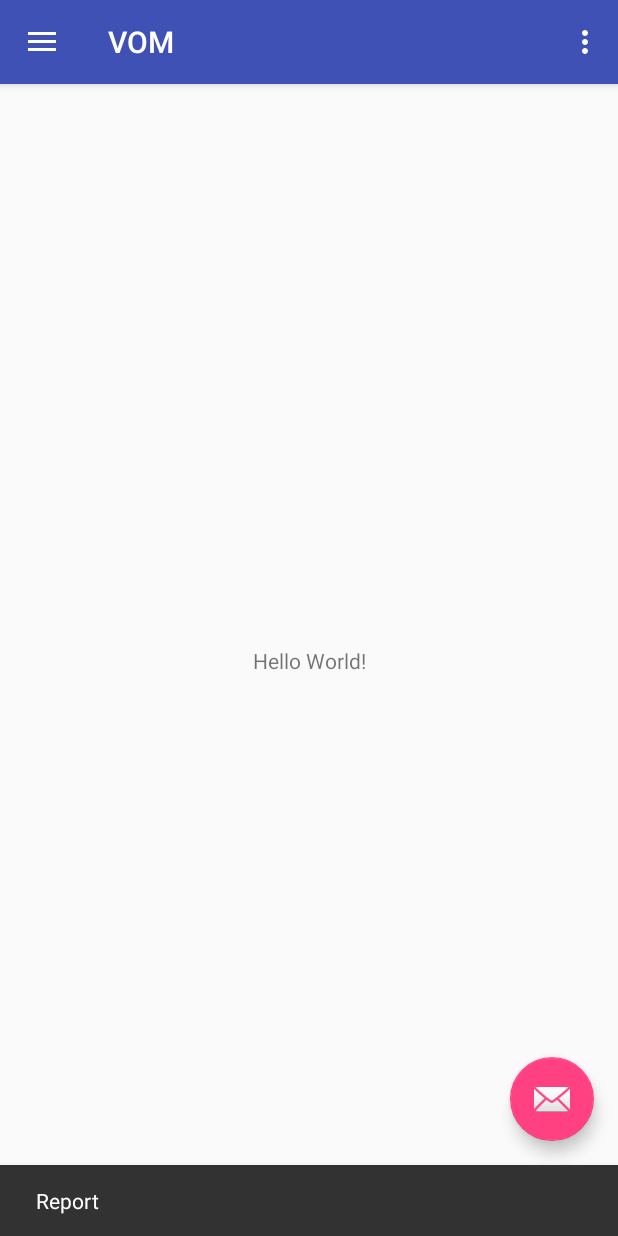
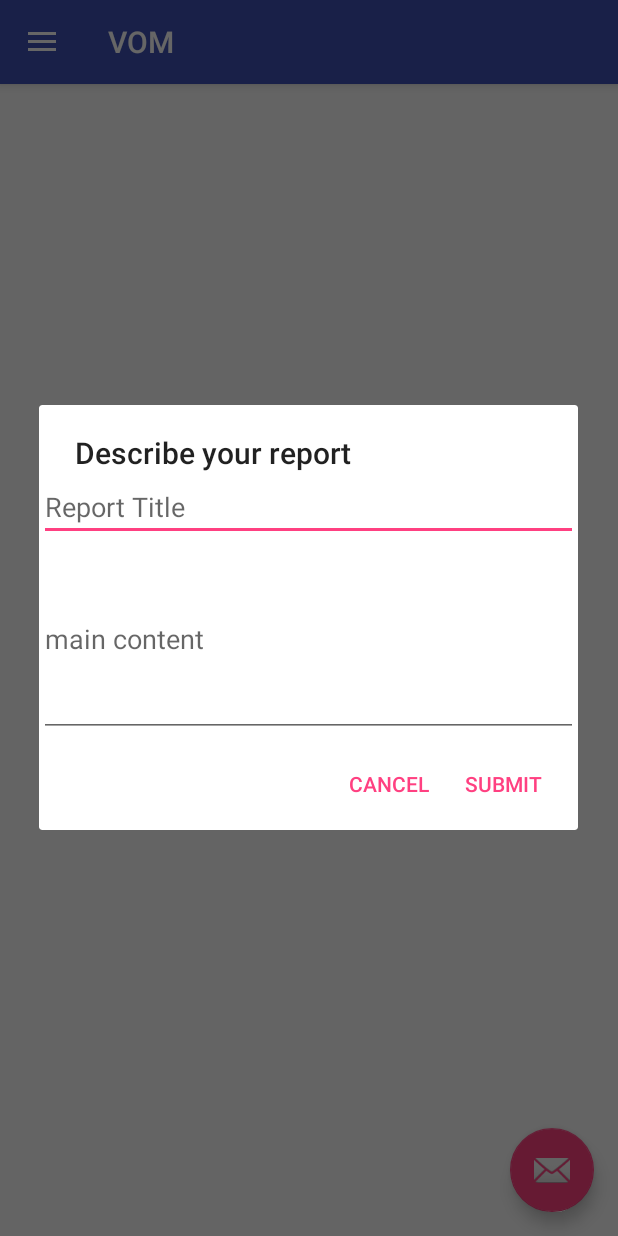
Before and after one commit to KJSCEhack/CodeZilla, an Android app: the screen it shows after launch (MainActivity), after a tap on an icon or button, on a phone screen of 412 x 824 dp. Run offline under Robolectric (Android 15) with nearby library versions, the phone set to English and light mode, and no system bars; libraries missing offline, so code that uses them is left out: com.bugsee.library; 1 statement that could not run was skipped.

Commit message:
Basic Ui creation

```diff
--- /dev/null
+++ b/android/app/src/main/java/com/back/vom/DialogBoxBuilder.java
@@ -0,0 +1,58 @@
+package com.back.vom;
+
+import android.app.Activity;
+import android.content.DialogInterface;
+import android.content.res.Resources;
+import android.support.v7.app.AlertDialog;
+import android.view.View;
+
+/**
+ * The type Dialog box builder.
+ */
+public class DialogBoxBuilder {
+
+    /**
+     * The constant TAG.
+     */
+    private static final String TAG = DialogBoxBuilder.class.getSimpleName();
+
+
+    /**
+     * Create dialog box alert dialog.
+     *
+     * @param activity            the activity
+     * @param title               the title
+     * @param cancelable          the cancelable
+     * @param promptsView         the prompts view
+     * @param positiveButtonTitle the positive button title
+     * @param positiveButton      the positive button
+     * @param neutralButtonTitle  the neutral button title
+     * @param neutralButton       the neutral button
+     * @param negativeButtonTitle the negative button title
+     * @param negativeButton      the negative button
+     * @param resources           the resources
+     * @return the alert dialog
+     */
+    public static AlertDialog createDialogBox(Activity activity, String title, boolean cancelable, View promptsView,
+                                              String positiveButtonTitle, DialogInterface.OnClickListener positiveButton,
+                                              String neutralButtonTitle, DialogInterface.OnClickListener neutralButton,
+                                              String negativeButtonTitle, DialogInterface.OnClickListener negativeButton,
+                                              Resources resources) {
+
+        AlertDialog.Builder alertDialogBuilder = new AlertDialog.Builder(activity);
+        alertDialogBuilder.setView(promptsView);
+        alertDialogBuilder
+                .setTitle(title)
+                .setCancelable(cancelable);
+
+
+        if (negativeButton != null && negativeButtonTitle != null)
+            alertDialogBuilder.setNegativeButton(negativeButtonTitle, negativeButton);
+        if (positiveButton != null && positiveButtonTitle != null)
+            alertDialogBuilder.setPositiveButton(positiveButtonTitle, positiveButton);
+        if (neutralButton != null && neutralButtonTitle != null)
+            alertDialogBuilder.setNeutralButton(neutralButtonTitle, neutralButton);
+
+        return alertDialogBuilder.create(); // this is combined of above 2 lines
+    }
+}
--- /dev/null
+++ b/android/app/src/main/java/com/back/vom/LocationReports.java
@@ -0,0 +1,57 @@
+package com.back.vom;
+
+
+import android.os.Bundle;
+import android.support.annotation.NonNull;
+import android.support.annotation.Nullable;
+import android.support.v4.app.Fragment;
+import android.view.LayoutInflater;
+import android.view.View;
+import android.view.ViewGroup;
+
+/**
+ * The type Sign up step one fragment.
+ */
+public class LocationReports extends Fragment {
+
+    /**
+     * The constant TAG for logs.
+     */
+    private static final String TAG = LocationReports.class.getSimpleName();
+
+    /**
+     * The M view to inflate the fragment view .
+     */
+    private View mView;
+
+    /**
+     * Instantiates a new Sign up step one fragment.
+     */
+    public LocationReports() {
+    }
+
+    /**
+     * This method is used to display the step one fragment for signUp with User id,
+     * Email id & Parent's Phone no.
+     *
+     * @param inflater
+     * @param container
+     * @param savedInstanceState
+     * @return
+     */
+    @Nullable
+    @Override
+    public View onCreateView(@NonNull LayoutInflater inflater, @Nullable final ViewGroup container, @Nullable Bundle savedInstanceState) {
+
+        mView = inflater.inflate(R.layout.locationreports, container, false);
+
+
+        return mView;
+    }
+
+    @Override
+    public void onResume() {
+        super.onResume();
+    }
+
+}
--- a/android/app/src/main/java/com/back/vom/MainActivity.java
+++ b/android/app/src/main/java/com/back/vom/MainActivity.java
@@ -1,5 +1,8 @@
 package com.back.vom;
 
+import android.app.Dialog;
+import android.content.DialogInterface;
+import android.content.res.Resources;
 import android.os.Bundle;
 import android.support.design.widget.FloatingActionButton;
 import android.support.design.widget.NavigationView;
@@ -9,6 +12,7 @@ import android.support.v4.widget.DrawerLayout;
 import android.support.v7.app.ActionBarDrawerToggle;
 import android.support.v7.app.AppCompatActivity;
 import android.support.v7.widget.Toolbar;
+import android.view.LayoutInflater;
 import android.view.Menu;
 import android.view.MenuItem;
 import android.view.View;
@@ -19,11 +23,16 @@ import com.bugsee.library.Bugsee;
 public class MainActivity extends AppCompatActivity
         implements NavigationView.OnNavigationItemSelectedListener {
 
+    YourReports mYourReports = new YourReports();
+    LocationReports mLocationReports = new LocationReports();
+    Dialog mDialog;
     @Override
     protected void onCreate(Bundle savedInstanceState) {
         super.onCreate(savedInstanceState);
         Bugsee.launch(this, "f6a25b56-b280-4e64-aa0c-d9809493d3d4");
         setContentView(R.layout.activity_main);
+
+
         Toolbar toolbar = (Toolbar) findViewById(R.id.toolbar);
         setSupportActionBar(toolbar);
 
@@ -31,8 +40,27 @@ public class MainActivity extends AppCompatActivity
         fab.setOnClickListener(new View.OnClickListener() {
             @Override
             public void onClick(View view) {
-                Snackbar.make(view, "Report", Snackbar.LENGTH_LONG)
-                        .setAction("Action", null).show();
+                LayoutInflater li = LayoutInflater.from(MainActivity.this);
+                View promptsView = li.inflate(R.layout.infodialog, null);
+                                mDialog = DialogBoxBuilder.createDialogBox(MainActivity.this,
+                                        "Describe your report", false,
+                                        promptsView,
+                                        "submit", new DialogInterface.OnClickListener() {
+                                            @Override
+                                            public void onClick(DialogInterface dialog, int which) {
+                                                Toast.makeText(MainActivity.this, "Submit", Toast.LENGTH_SHORT).show();
+                                            }
+                                        }, "",
+                                        null,
+                                        "cancel", new DialogInterface.OnClickListener() {
+                                            @Override
+                                            public void onClick(DialogInterface dialog, int which) {
+                                                mDialog.cancel();
+                                                Toast.makeText(MainActivity.this, "Cancel", Toast.LENGTH_SHORT).show();
+                                            }
+                                        },
+                                        Resources.getSystem());
+                                mDialog.show();
             }
         });
 
@@ -58,22 +86,17 @@ public class MainActivity extends AppCompatActivity
 
     @Override
     public boolean onCreateOptionsMenu(Menu menu) {
-        // Inflate the menu; this adds items to the action bar if it is present.
         getMenuInflater().inflate(R.menu.main, menu);
         return true;
     }
 
     @Override
     public boolean onOptionsItemSelected(MenuItem item) {
-        // Handle action bar item clicks here. The action bar will
-        // automatically handle clicks on the Home/Up button, so long
-        // as you specify a parent activity in AndroidManifest.xml.
         int id = item.getItemId();
 
-        //noinspection SimplifiableIfStatement
-        if (id == R.id.action_settings) {
-            return true;
-        }
+        /*if (id == R.id.action_settings) {
+            return false;
+        }*/
 
         return super.onOptionsItemSelected(item);
     }
@@ -81,19 +104,19 @@ public class MainActivity extends AppCompatActivity
     @SuppressWarnings("StatementWithEmptyBody")
     @Override
     public boolean onNavigationItemSelected(MenuItem item) {
-        // Handle navigation view item clicks here.
         int id = item.getItemId();
 
         if (id == R.id.nav_camera) {
-            // Handle the camera action
+            InitFragment.set(MainActivity.this,mYourReports);
             Toast.makeText(this, "Your reports", Toast.LENGTH_SHORT).show();
         } else if (id == R.id.nav_gallery) {
+            InitFragment.set(MainActivity.this,mLocationReports);
             Toast.makeText(this, "Location", Toast.LENGTH_SHORT).show();
         } else if (id == R.id.nav_share) {
             Toast.makeText(this, "FAQ", Toast.LENGTH_SHORT).show();
         }
 
-        DrawerLayout drawer = (DrawerLayout) findViewById(R.id.drawer_layout);
+        DrawerLayout drawer = findViewById(R.id.drawer_layout);
         drawer.closeDrawer(GravityCompat.START);
         return true;
     }
--- /dev/null
+++ b/android/app/src/main/java/com/back/vom/YourReports.java
@@ -0,0 +1,57 @@
+package com.back.vom;
+
+
+import android.os.Bundle;
+import android.support.annotation.NonNull;
+import android.support.annotation.Nullable;
+import android.support.v4.app.Fragment;
+import android.view.LayoutInflater;
+import android.view.View;
+import android.view.ViewGroup;
+
+/**
+ * The type Sign up step one fragment.
+ */
+public class YourReports extends Fragment {
+
+    /**
+     * The constant TAG for logs.
+     */
+    private static final String TAG = YourReports.class.getSimpleName();
+
+    /**
+     * The M view to inflate the fragment view .
+     */
+    private View mView;
+
+    /**
+     * Instantiates a new Sign up step one fragment.
+     */
+    public YourReports() {
+    }
+
+    /**
+     * This method is used to display the step one fragment for signUp with User id,
+     * Email id & Parent's Phone no.
+     *
+     * @param inflater
+     * @param container
+     * @param savedInstanceState
+     * @return
+     */
+    @Nullable
+    @Override
+    public View onCreateView(@NonNull LayoutInflater inflater, @Nullable final ViewGroup container, @Nullable Bundle savedInstanceState) {
+
+        mView = inflater.inflate(R.layout.yourreports, container, false);
+
+
+        return mView;
+    }
+
+    @Override
+    public void onResume() {
+        super.onResume();
+    }
+
+}
--- a/android/app/src/main/res/layout/content_main.xml
+++ b/android/app/src/main/res/layout/content_main.xml
@@ -1,5 +1,5 @@
 <?xml version="1.0" encoding="utf-8"?>
-<android.support.constraint.ConstraintLayout
+<LinearLayout
     xmlns:android="http://schemas.android.com/apk/res/android"
     xmlns:app="http://schemas.android.com/apk/res-auto"
     xmlns:tools="http://schemas.android.com/tools"
@@ -7,15 +7,17 @@
     android:layout_height="match_parent"
     app:layout_behavior="@string/appbar_scrolling_view_behavior"
     tools:context=".MainActivity"
+    android:orientation="vertical"
     tools:showIn="@layout/app_bar_main">
 
-    <TextView
-        android:layout_width="wrap_content"
-        android:layout_height="wrap_content"
-        android:text="Hello World!"
-        app:layout_constraintBottom_toBottomOf="parent"
-        app:layout_constraintLeft_toLeftOf="parent"
-        app:layout_constraintRight_toRightOf="parent"
-        app:layout_constraintTop_toTopOf="parent" />
+    <LinearLayout
+        android:id="@+id/fragmentContainer"
+        android:layout_width="match_parent"
+        android:layout_height="match_parent"
+        android:orientation="vertical"
+        android:padding="20dp">
 
-</android.support.constraint.ConstraintLayout>
+
+    </LinearLayout>
+
+</LinearLayout>
--- /dev/null
+++ b/android/app/src/main/res/layout/infodialog.xml
@@ -0,0 +1,20 @@
+<?xml version="1.0" encoding="utf-8"?>
+<LinearLayout xmlns:android="http://schemas.android.com/apk/res/android"
+    android:layout_width="match_parent"
+    android:layout_height="match_parent"
+    android:orientation="vertical"
+    android:layout_margin="10dp">
+
+    <EditText
+        android:id="@+id/reportTitle"
+        android:layout_width="match_parent"
+        android:layout_height="wrap_content"
+        android:hint="Report Title"/>
+
+    <EditText
+        android:id="@+id/content"
+        android:layout_width="match_parent"
+        android:layout_height="wrap_content"
+        android:lines="5"
+        android:hint="main content"/>
+</LinearLayout>
--- a/android/app/src/main/res/menu/activity_main_drawer.xml
+++ b/android/app/src/main/res/menu/activity_main_drawer.xml
@@ -6,11 +6,9 @@
     <group android:checkableBehavior="single">
         <item
             android:id="@+id/nav_camera"
-            android:icon="@drawable/ic_menu_camera"
             android:title="Your reports " />
         <item
             android:id="@+id/nav_gallery"
-            android:icon="@drawable/ic_menu_gallery"
             android:title="Reports nearby !" />
 
     </group>
--- a/android/app/src/main/res/menu/main.xml
+++ b/android/app/src/main/res/menu/main.xml
@@ -1,9 +1,5 @@
 <?xml version="1.0" encoding="utf-8"?>
 <menu xmlns:android="http://schemas.android.com/apk/res/android"
     xmlns:app="http://schemas.android.com/apk/res-auto">
-    <item
-        android:id="@+id/action_settings"
-        android:orderInCategory="100"
-        android:title="@string/action_settings"
-        app:showAsAction="never" />
+
 </menu>
```
Also changed, not shown: android/app/src/main/java/com/back/vom/InitFragment.java (added, +29 -0 lines), android/app/src/main/res/layout/locationreports.xml (added, +11 -0 lines), android/app/src/main/res/layout/yourreports.xml (added, +11 -0 lines).
